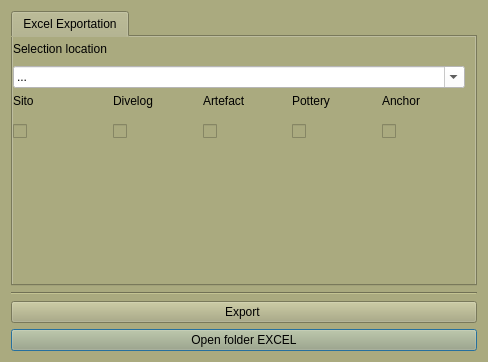
First picture: the form in gui/ui/Pdf_export.ui, repository enzococca/HFF, before the edit.
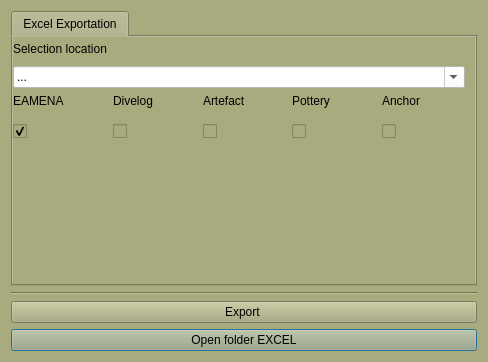
Second picture: the form after the edit. Icons and pictures are not drawn.

Commit message: add  eamena form

What changed in the file:
```diff
--- a/gui/ui/Pdf_export.ui
+++ b/gui/ui/Pdf_export.ui
@@ -98,7 +98,7 @@
       <attribute name="title">
        <string>Excel Exportation</string>
       </attribute>
-      <widget class="QWidget" name="">
+      <widget class="QWidget" name="layoutWidget">
        <property name="geometry">
         <rect>
          <x>0</x>
@@ -165,7 +165,7 @@
           <item>
            <widget class="QLabel" name="label_2">
             <property name="text">
-             <string>Sito</string>
+             <string>EAMENA</string>
             </property>
            </widget>
           </item>
@@ -196,6 +196,9 @@
               <height>30</height>
              </size>
             </property>
+            <property name="checked">
+             <bool>true</bool>
+            </property>
            </widget>
           </item>
          </layout>
```
Left out of the diff: 2 changed lines with no effect on the pictures. The commit also changes 1 other file.
